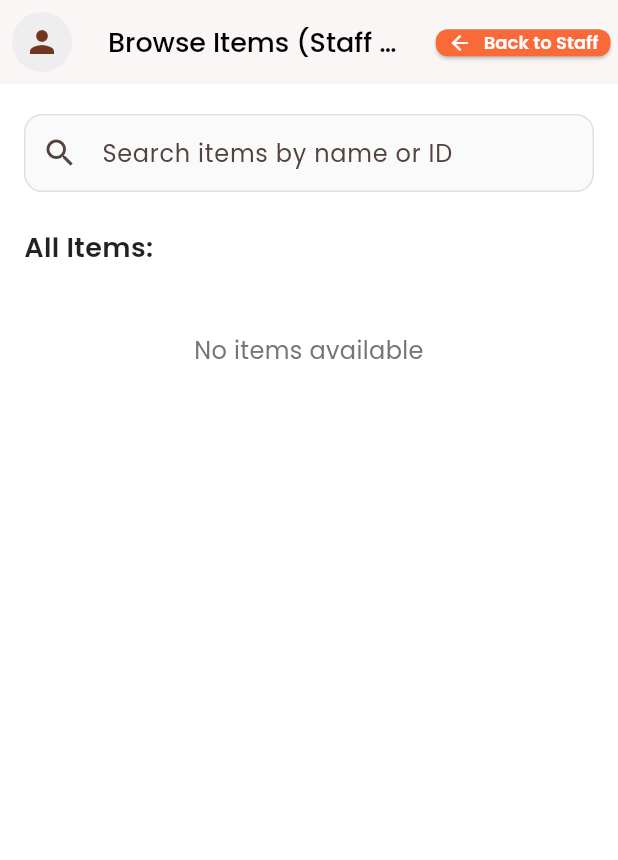
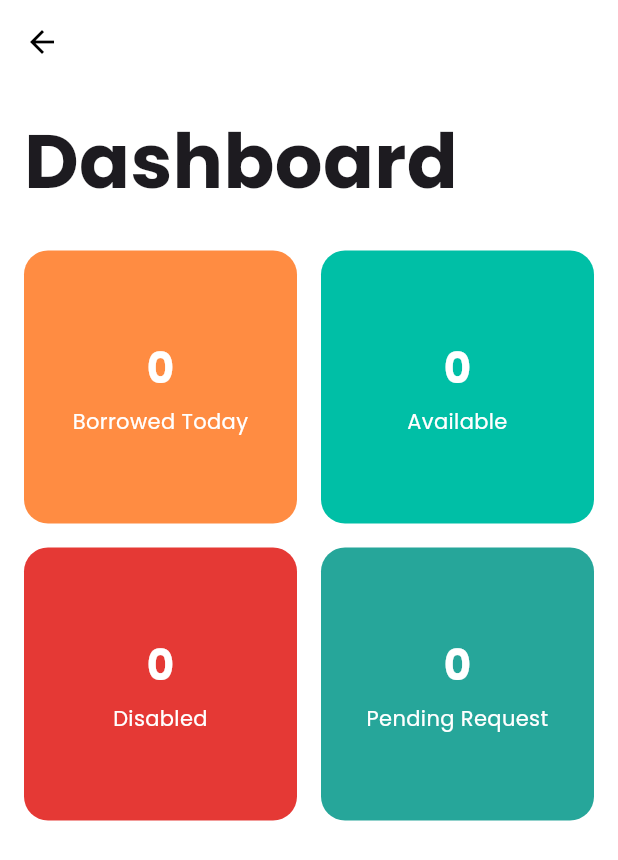
Before and after one commit to jayncheta/mock_rentify, a Flutter app: the StaffBrowseScreen screen opened by its route, after a tap on the "person" icon, on a phone screen of 412 x 824 dp. Shown: the top 860 px of the screen. Run offline on Flutter 3.47's test engine with Material 3 defaults, Android fonts, the light colour scheme and no system bars; our stand-ins replace google_fonts, image_picker, shared_preferences; accounts and stored records are empty.

Commit message:
complete staff dashboard

```diff
--- a/lib/main.dart
+++ b/lib/main.dart
@@ -6,6 +6,7 @@ import 'staff/edit.dart';
 import 'staff/disable.dart';
 import 'staff/staff_browse.dart';
 import 'staff/all_history.dart';
+import 'staff/staff_dashboard.dart';
 import 'user/user_history.dart';
 import 'user/user_profile.dart';
 import 'lender/lender_profile.dart';
@@ -165,6 +166,7 @@ class RentifyApp extends StatelessWidget {
         DisableItemsScreen.routeName: (context) => const DisableItemsScreen(),
         StaffBrowseScreen.routeName: (context) => const StaffBrowseScreen(),
         StaffHistoryPage.routeName: (context) => const StaffHistoryPage(),
+        StaffDashboardPage.routeName: (context) => const StaffDashboardPage(),
         UserHistoryPage.routeName: (context) => const UserHistoryPage(),
         ProfilePage.routeName: (context) => const ProfilePage(),
         LenderProfilePage.routeName: (context) => const LenderProfilePage(),
@@ -299,7 +301,7 @@ class _LoginScreenState extends State<LoginScreen> {
             children: [
               const SizedBox(height: 20),
               Text(
-                'Welcome back',
+                'Welcome to Rentify',
                 style: GoogleFonts.poppins(
                   fontSize: 32,
                   fontWeight: FontWeight.w700,
--- a/lib/staff/add.dart
+++ b/lib/staff/add.dart
@@ -432,7 +432,9 @@ class _AddItemsScreenState extends State<AddItemsScreen> {
                       backgroundColor: Colors.grey[200],
                       child: IconButton(
                         icon: const Icon(Icons.person),
-                        onPressed: () {},
+                        onPressed: () {
+                          Navigator.pushNamed(context, '/staff/dashboard');
+                        },
                       ),
                     ),
                   ),
--- a/lib/staff/all_history.dart
+++ b/lib/staff/all_history.dart
@@ -21,7 +21,9 @@ class StaffHistoryPage extends StatelessWidget {
               backgroundColor: Colors.grey[200],
               child: IconButton(
                 icon: const Icon(Icons.person),
-                onPressed: () {},
+                onPressed: () {
+                  Navigator.pushNamed(context, '/staff/dashboard');
+                },
               ),
             ),
           ),
--- a/lib/staff/disable.dart
+++ b/lib/staff/disable.dart
@@ -50,7 +50,9 @@ class _DisableItemsScreenState extends State<DisableItemsScreen> {
                       backgroundColor: Colors.grey[200],
                       child: IconButton(
                         icon: const Icon(Icons.person),
-                        onPressed: () {},
+                        onPressed: () {
+                          Navigator.pushNamed(context, '/staff/dashboard');
+                        },
                       ),
                     ),
                   ),
--- a/lib/staff/edit.dart
+++ b/lib/staff/edit.dart
@@ -111,7 +111,9 @@ class _EditItemsScreenState extends State<EditItemsScreen> {
                       backgroundColor: Colors.grey[200],
                       child: IconButton(
                         icon: const Icon(Icons.person),
-                        onPressed: () {},
+                        onPressed: () {
+                          Navigator.pushNamed(context, '/staff/dashboard');
+                        },
                       ),
                     ),
                   ),
--- a/lib/staff/staff_browse.dart
+++ b/lib/staff/staff_browse.dart
@@ -37,7 +37,12 @@ class _StaffBrowseScreenState extends State<StaffBrowseScreen> {
           padding: const EdgeInsets.all(8.0),
           child: CircleAvatar(
             backgroundColor: Colors.grey[200],
-            child: IconButton(icon: const Icon(Icons.person), onPressed: () {}),
+            child: IconButton(
+              icon: const Icon(Icons.person),
+              onPressed: () {
+                Navigator.pushNamed(context, '/staff/dashboard');
+              },
+            ),
           ),
         ),
         title: Text(
--- /dev/null
+++ b/lib/staff/staff_dashboard.dart
@@ -0,0 +1,112 @@
+import 'package:flutter/material.dart';
+import 'package:google_fonts/google_fonts.dart';
+import '../services/items_service.dart';
+
+class StaffDashboardPage extends StatelessWidget {
+  static const String routeName = '/staff/dashboard';
+  const StaffDashboardPage({super.key});
+
+  @override
+  Widget build(BuildContext context) {
+    return Scaffold(
+      backgroundColor: Colors.white,
+      appBar: AppBar(
+        backgroundColor: Colors.white,
+        elevation: 0,
+        leading: IconButton(
+          icon: const Icon(Icons.arrow_back, color: Colors.black),
+          onPressed: () {
+            Navigator.pop(context);
+          },
+        ),
+      ),
+      body: ValueListenableBuilder(
+        valueListenable: ItemsService.instance.items,
+        builder: (context, items, child) {
+          // Calculate stats
+          final availableCount = items.where((item) => !item.isDisabled).length;
+          final disabledCount = items.where((item) => item.isDisabled).length;
+
+          return Padding(
+            padding: const EdgeInsets.all(16.0),
+            child: Column(
+              crossAxisAlignment: CrossAxisAlignment.start,
+              children: [
+                Text(
+                  'Dashboard',
+                  style: GoogleFonts.poppins(
+                    fontSize: 50,
+                    fontWeight: FontWeight.bold,
+                  ),
+                ),
+                const SizedBox(height: 24),
+
+                // --- Grid of Stats ---
+                Expanded(
+                  child: GridView.count(
+                    crossAxisCount: 2,
+                    crossAxisSpacing: 16,
+                    mainAxisSpacing: 16,
+                    childAspectRatio: 1,
+                    children: [
+                      _buildStatCard(
+                        '0',
+                        'Borrowed Today',
+                        const Color(0xFFFF8C42),
+                      ),
+                      _buildStatCard(
+                        '$availableCount',
+                        'Available',
+                        const Color(0xFF00BFA6),
+                      ),
+                      _buildStatCard(
+                        '$disabledCount',
+                        'Disabled',
+                        const Color(0xFFE53935),
+                      ),
+                      _buildStatCard(
+                        '0',
+                        'Pending Request',
+                        const Color(0xFF26A69A),
+                      ),
+                    ],
+                  ),
+                ),
+              ],
+            ),
+          );
+        },
+      ),
+    );
+  }
+
+  Widget _buildStatCard(String number, String label, Color color) {
+    return Container(
+      decoration: BoxDecoration(
+        color: color,
+        borderRadius: BorderRadius.circular(16),
+      ),
+      child: Center(
+        child: Column(
+          mainAxisSize: MainAxisSize.min,
+          children: [
+            Text(
+              number,
+              style: GoogleFonts.poppins(
+                fontSize: 28,
+                fontWeight: FontWeight.bold,
+                color: Colors.white,
+              ),
+            ),
+            const SizedBox(height: 6),
+            Text(
+              label,
+              style: GoogleFonts.poppins(fontSize: 14, color: Colors.white),
+              textAlign: TextAlign.center,
+            ),
+          ],
+        ),
+      ),
+    );
+  }
+}
```
